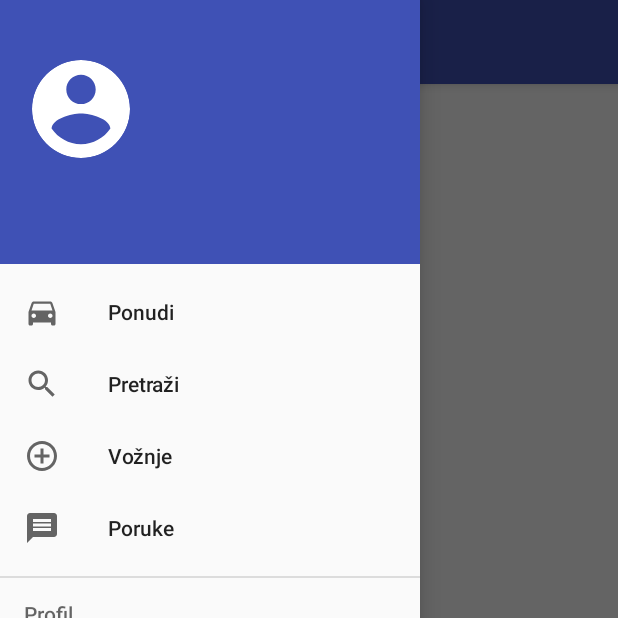
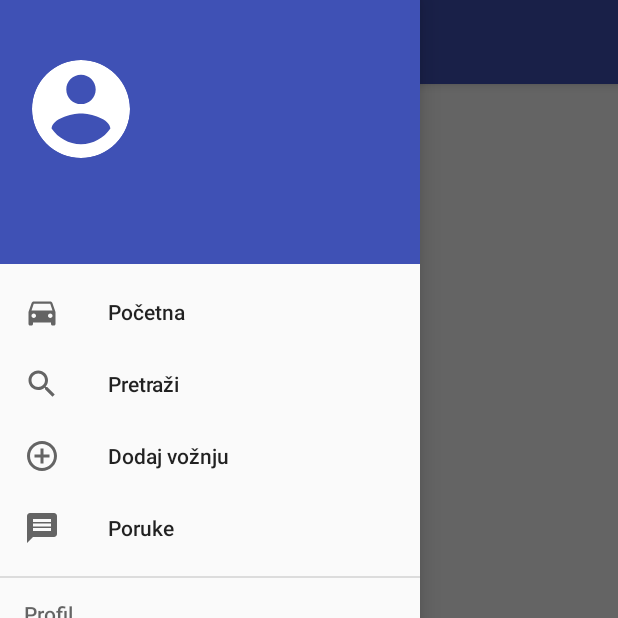
Before and after one commit to dachaKG/Stoper, an Android app: the NavigationActivity screen opened directly, with no data from a screen before it, with the side drawer open, on a phone screen of 412 x 824 dp, the top half of it. Run offline under Robolectric (Android 15) with nearby library versions, the phone set to English and light mode, and no system bars; our stand-ins replace CircleImageView; libraries missing offline, so code that uses them is left out: org.springframework.http, org.springframework.web; 1 statement that could not run was skipped.

Commit message:
Dodavanje boja za buttone

```diff
--- a/Stoper/app/src/main/java/stoper/stoper/Api.java
+++ b/Stoper/app/src/main/java/stoper/stoper/Api.java
@@ -2,7 +2,7 @@ package stoper.stoper;
 
 public class Api {
 
-    public static String apiUrl = "http://192.168.0.15:8080";
+    public static String apiUrl = "http://192.168.137.1:8080";
 
     public static String baseName = "app";
 
--- a/Stoper/app/src/main/java/stoper/stoper/MainActivity.java
+++ b/Stoper/app/src/main/java/stoper/stoper/MainActivity.java
@@ -61,8 +61,8 @@ public class MainActivity extends AppCompatActivity {
             case android.R.id.home:
                 mDrawerLayout.openDrawer(GravityCompat.END);
                 return true;
-            case R.id.action_settings:
-                return true;
+            /*case R.id.action_settings:
+                return true;*/
         }
 
         return super.onOptionsItemSelected(item);
--- a/Stoper/app/src/main/java/stoper/stoper/activities/NavigationActivity.java
+++ b/Stoper/app/src/main/java/stoper/stoper/activities/NavigationActivity.java
@@ -147,9 +147,9 @@ public class NavigationActivity extends AppCompatActivity
         int id = item.getItemId();
 
         //noinspection SimplifiableIfStatement
-        if (id == R.id.action_settings) {
+        /*if (id == R.id.action_settings) {
             return true;
-        }
+        }*/
 
         return super.onOptionsItemSelected(item);
     }
--- a/Stoper/app/src/main/java/stoper/stoper/adapter/RideFragmentAdapter.java
+++ b/Stoper/app/src/main/java/stoper/stoper/adapter/RideFragmentAdapter.java
@@ -62,15 +62,15 @@ public class RideFragmentAdapter extends RecyclerView.Adapter<RideFragmentAdapte
         TextView startDestinationHolder = listView.findViewById(R.id.start_destination_fragment);
         TextView endDestinationHolder = listView.findViewById(R.id.end_destination_fragment);
         TextView priceHolder = listView.findViewById(R.id.price_ride_fragment);
-        CircleImageView image = listView.findViewById(R.id.ride_image_view);
+        //CircleImageView image = listView.findViewById(R.id.ride_image_view);
         startDestinationHolder.setText(rides.get(position).getStartDestination());
         endDestinationHolder.setText(rides.get(position).getEndDestination());
         priceHolder.setText(String.valueOf(rides.get(position).getPrice()));
         User user = mockData.UsersDatabase().get(0);
-        if(user.getProfileImage() != null && user.getProfileImage().length > 0){
+        /*if(user.getProfileImage() != null && user.getProfileImage().length > 0){
             Bitmap bitmap = BitmapFactory.decodeByteArray(user.getProfileImage(), 0, user.getProfileImage().length);
             image.setImageBitmap(bitmap);
-        }
+        }*/
         listView.setOnClickListener(new View.OnClickListener() {
             @Override
             public void onClick(View v) {
--- a/Stoper/app/src/main/res/layout/fragment_search.xml
+++ b/Stoper/app/src/main/res/layout/fragment_search.xml
@@ -57,6 +57,8 @@
             android:id="@+id/search_button"
             android:layout_width="match_parent"
             android:layout_height="match_parent"
+            android:background="@color/colorPrimary"
+            android:textColor="@color/white"
             android:text="@string/find_ride" />
     </LinearLayout>
 
--- a/Stoper/app/src/main/res/menu/activity_navigation_drawer.xml
+++ b/Stoper/app/src/main/res/menu/activity_navigation_drawer.xml
@@ -7,7 +7,7 @@
         <item
             android:id="@+id/nav_home"
             android:icon="@drawable/ic_menu_car"
-            android:title="@string/menu_title_offer" />
+            android:title="@string/app_bar_home" />
         <item
             android:id="@+id/nav_gallery"
             android:icon="@drawable/ic_menu_search"
--- a/Stoper/app/src/main/res/menu/menu_main.xml
+++ b/Stoper/app/src/main/res/menu/menu_main.xml
@@ -3,9 +3,5 @@
     xmlns:tools="http://schemas.android.com/tools"
     android:layout_gravity="start"
     tools:context=".MainActivity">
-    <item android:id="@+id/action_settings"
-        android:title="@string/action_settings"
 
-        android:orderInCategory="100"
-        app:showAsAction="never"/>
 </menu>
--- a/Stoper/app/src/main/res/menu/navigation.xml
+++ b/Stoper/app/src/main/res/menu/navigation.xml
@@ -1,9 +1,5 @@
 <?xml version="1.0" encoding="utf-8"?>
 <menu xmlns:android="http://schemas.android.com/apk/res/android"
     xmlns:app="http://schemas.android.com/apk/res-auto">
-    <item
-        android:id="@+id/action_settings"
-        android:orderInCategory="100"
-        android:title="@string/action_settings"
-        app:showAsAction="never" />
+
 </menu>
--- a/Stoper/app/src/main/res/values/strings.xml
+++ b/Stoper/app/src/main/res/values/strings.xml
@@ -6,7 +6,7 @@
     <string name="action_settings">Podesavanja</string>
 
     <string name="menu_title_offer">Ponudi</string>
-    <string name="menu_title_rides">Vožnje</string>
+    <string name="menu_title_rides">Dodaj vožnju</string>
     <string name="menu_title_search">Pretraži</string>
     <string name="menu_title_profile">Profil</string>
     <string name="menu_title_chat">Poruke</string>
```
